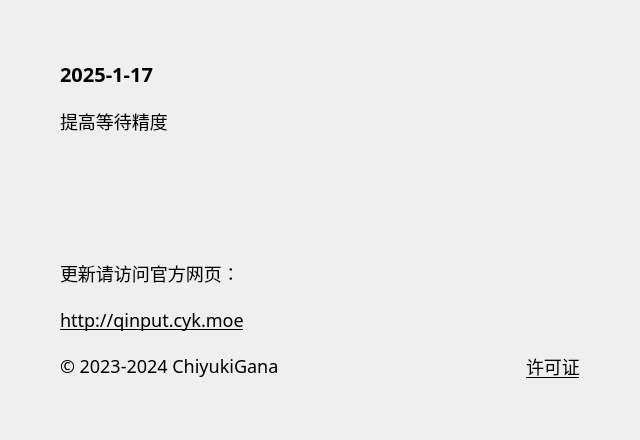
Before: the Qt Designer form source/ui/AboutUi.ui in ChiyukiGana/Quickinput, drawn with Qt 5.
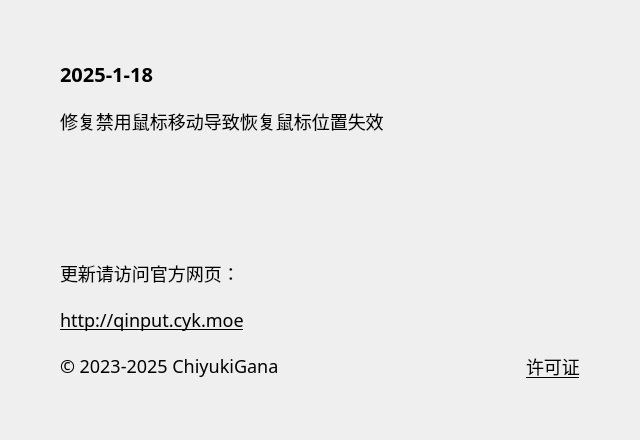
After: the same form once the commit is applied.

```diff
--- a/source/ui/AboutUi.ui
+++ b/source/ui/AboutUi.ui
@@ -88,7 +88,7 @@
          <string notr="true">font-size:20px</string>
         </property>
         <property name="text">
-         <string>2025-1-17</string>
+         <string>2025-1-18</string>
         </property>
         <property name="textFormat">
          <enum>Qt::PlainText</enum>
@@ -104,7 +104,7 @@
          </sizepolicy>
         </property>
         <property name="text">
-         <string>提高等待精度</string>
+         <string>修复禁用鼠标移动导致恢复鼠标位置失效</string>
         </property>
         <property name="textFormat">
          <enum>Qt::PlainText</enum>
@@ -194,7 +194,7 @@
             </sizepolicy>
            </property>
            <property name="text">
-            <string>© 2023-2024 ChiyukiGana</string>
+            <string>© 2023-2025 ChiyukiGana</string>
            </property>
            <property name="textFormat">
             <enum>Qt::PlainText</enum>
```
